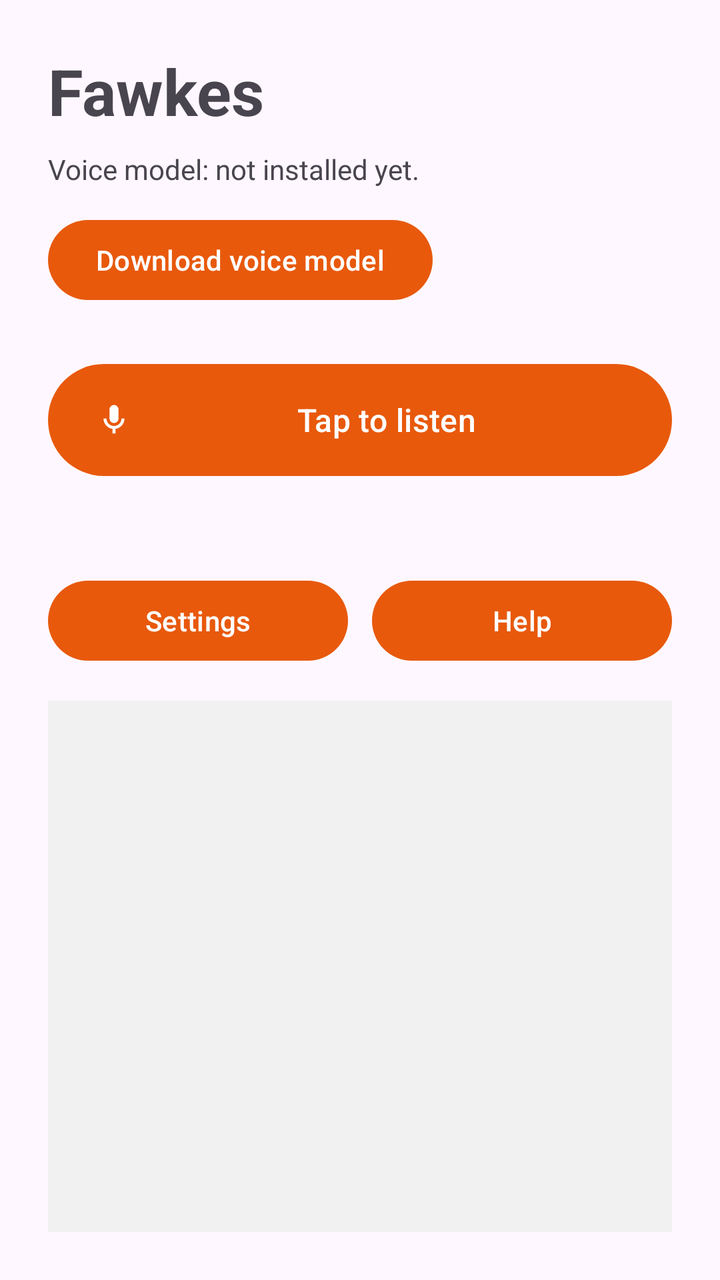
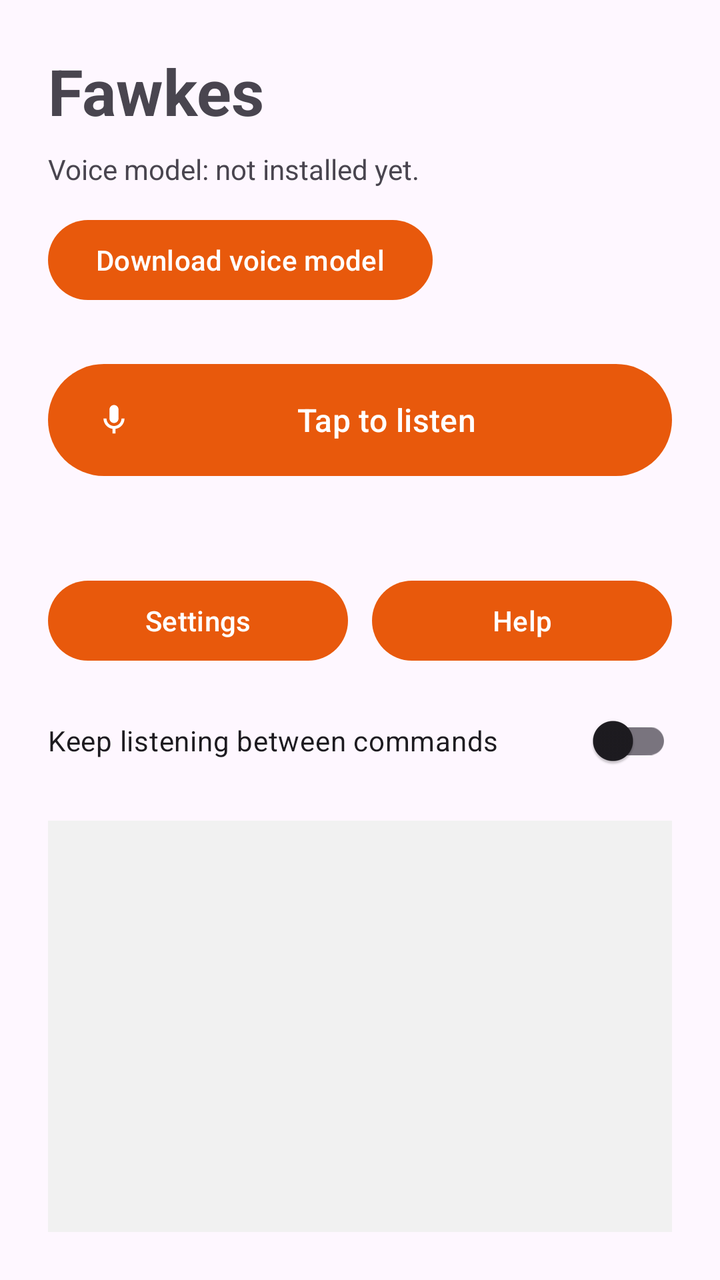

Two renders of the same Android screen: before a commit and after it. Below are the layout's source before the change and the commit's diff.
<!-- AndroidManifest.xml: application theme Theme.Fawkes -->
<!-- res/layout/activity_main.xml -->
<?xml version="1.0" encoding="utf-8"?>
<androidx.constraintlayout.widget.ConstraintLayout
    xmlns:android="http://schemas.android.com/apk/res/android"
    xmlns:app="http://schemas.android.com/apk/res-auto"
    android:layout_width="match_parent"
    android:layout_height="match_parent"
    android:padding="24dp">

    <TextView
        android:id="@+id/titleText"
        android:layout_width="wrap_content"
        android:layout_height="wrap_content"
        android:text="@string/app_name"
        android:textSize="32sp"
        android:textStyle="bold"
        app:layout_constraintTop_toTopOf="parent"
        app:layout_constraintStart_toStartOf="parent" />

    <TextView
        android:id="@+id/modelStatus"
        android:layout_width="0dp"
        android:layout_height="wrap_content"
        android:layout_marginTop="8dp"
        android:text="@string/model_missing"
        app:layout_constraintTop_toBottomOf="@id/titleText"
        app:layout_constraintStart_toStartOf="parent"
        app:layout_constraintEnd_toEndOf="parent" />

    <Button
        android:id="@+id/downloadButton"
        android:layout_width="wrap_content"
        android:layout_height="wrap_content"
        android:layout_marginTop="12dp"
        android:text="@string/download_model"
        app:layout_constraintTop_toBottomOf="@id/modelStatus"
        app:layout_constraintStart_toStartOf="parent" />

    <com.google.android.material.button.MaterialButton
        android:id="@+id/micButton"
        android:layout_width="0dp"
        android:layout_height="64dp"
        android:layout_marginTop="24dp"
        android:text="@string/tap_to_listen"
        android:textSize="16sp"
        app:icon="@drawable/ic_mic"
        app:layout_constraintTop_toBottomOf="@id/downloadButton"
        app:layout_constraintStart_toStartOf="parent"
        app:layout_constraintEnd_toEndOf="parent" />

    <TextView
        android:id="@+id/heardText"
        android:layout_width="0dp"
        android:layout_height="wrap_content"
        android:layout_marginTop="12dp"
        android:minHeight="20dp"
        android:textSize="15sp"
        android:textStyle="italic"
        app:layout_constraintTop_toBottomOf="@id/micButton"
        app:layout_constraintStart_toStartOf="parent"
        app:layout_constraintEnd_toEndOf="parent" />

    <LinearLayout
        android:id="@+id/buttonsRow"
        android:layout_width="0dp"
        android:layout_height="wrap_content"
        android:layout_marginTop="12dp"
        android:orientation="horizontal"
        app:layout_constraintTop_toBottomOf="@id/heardText"
        app:layout_constraintStart_toStartOf="parent"
        app:layout_constraintEnd_toEndOf="parent">

        <Button
            android:id="@+id/settingsButton"
            android:layout_width="0dp"
            android:layout_height="wrap_content"
            android:layout_weight="1"
            android:text="@string/settings_title" />

        <Button
            android:id="@+id/helpButton"
            android:layout_width="0dp"
            android:layout_height="wrap_content"
            android:layout_marginStart="12dp"
            android:layout_weight="1"
            android:text="@string/help_title" />

    </LinearLayout>

    <ScrollView
        android:id="@+id/logScroll"
        android:layout_width="0dp"
        android:layout_height="0dp"
        android:layout_marginTop="16dp"
        android:background="@color/log_background"
        android:padding="12dp"
        app:layout_constraintTop_toBottomOf="@id/buttonsRow"
        app:layout_constraintBottom_toBottomOf="parent"
        app:layout_constraintStart_toStartOf="parent"
        app:layout_constraintEnd_toEndOf="parent">

        <TextView
            android:id="@+id/logView"
            android:layout_width="match_parent"
            android:layout_height="wrap_content"
            android:fontFamily="monospace"
            android:textSize="13sp" />

    </ScrollView>

</androidx.constraintlayout.widget.ConstraintLayout>
<!-- resources referenced by this layout -->
<resources>
  <color name="log_background">#F1F1F1</color>
  <!-- drawable ic_mic (drawable) -->
  <vector
      xmlns:android="http://schemas.android.com/apk/res/android"
      android:width="24dp"
      android:height="24dp"
      android:viewportWidth="24"
      android:viewportHeight="24"
      android:tint="?attr/colorControlNormal">
      <path
          android:fillColor="@android:color/white"
          android:pathData="M12,14c1.66,0 3,-1.34 3,-3V5c0,-1.66 -1.34,-3 -3,-3S9,3.34 9,5v6c0,1.66 1.34,3 3,3z" />
      <path
          android:fillColor="@android:color/white"
          android:pathData="M17,11c0,2.76 -2.24,5 -5,5s-5,-2.24 -5,-5H5c0,3.53 2.61,6.43 6,6.92V21h2v-3.08c3.39,-0.49 6,-3.39 6,-6.92h-2z" />
  </vector>
  <string name="app_name">Fawkes</string>
  <string name="download_model">Download voice model</string>
  <string name="help_title">Help</string>
  <string name="model_missing">Voice model: not installed yet.</string>
  <string name="settings_title">Settings</string>
  <string name="tap_to_listen">Tap to listen</string>
  <style name="Theme.Fawkes" parent="Theme.Material3.DayNight.NoActionBar">
          <item name="colorPrimary">@color/ember</item>
          <item name="colorPrimaryDark">@color/ember_dark</item>
          <item name="colorAccent">@color/ember</item>
      </style>
  <color name="ember">#E8590C</color>
  <color name="ember_dark">#C2410C</color>
</resources>

<!-- the commit's change to res/layout/activity_main.xml (unified diff, before → after) -->
@@ -86,6 +86,16 @@
 
     </LinearLayout>
 
+    <com.google.android.material.switchmaterial.SwitchMaterial
+        android:id="@+id/continuousSwitch"
+        android:layout_width="0dp"
+        android:layout_height="wrap_content"
+        android:layout_marginTop="12dp"
+        android:text="@string/continuous_listen"
+        app:layout_constraintTop_toBottomOf="@id/buttonsRow"
+        app:layout_constraintStart_toStartOf="parent"
+        app:layout_constraintEnd_toEndOf="parent" />
+
     <ScrollView
         android:id="@+id/logScroll"
         android:layout_width="0dp"
@@ -93,7 +103,7 @@
         android:layout_marginTop="16dp"
         android:background="@color/log_background"
         android:padding="12dp"
-        app:layout_constraintTop_toBottomOf="@id/buttonsRow"
+        app:layout_constraintTop_toBottomOf="@id/continuousSwitch"
         app:layout_constraintBottom_toBottomOf="parent"
         app:layout_constraintStart_toStartOf="parent"
         app:layout_constraintEnd_toEndOf="parent">
<!-- resource entries referenced after the edit -->
@@ -17,6 +17,7 @@
           android:pathData="M17,11c0,2.76 -2.24,5 -5,5s-5,-2.24 -5,-5H5c0,3.53 2.61,6.43 6,6.92V21h2v-3.08c3.39,-0.49 6,-3.39 6,-6.92h-2z" />
   </vector>
   <string name="app_name">Fawkes</string>
+  <string name="continuous_listen">Keep listening between commands</string>
   <string name="download_model">Download voice model</string>
   <string name="help_title">Help</string>
   <string name="model_missing">Voice model: not installed yet.</string>
